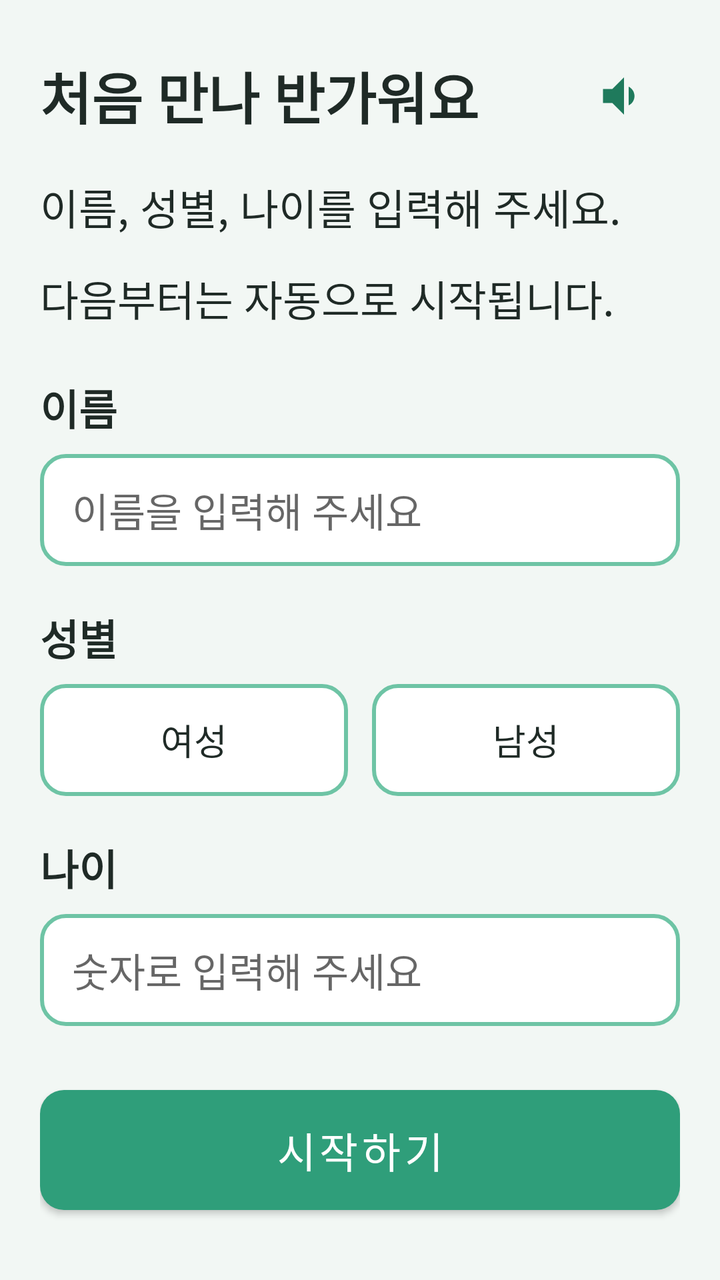
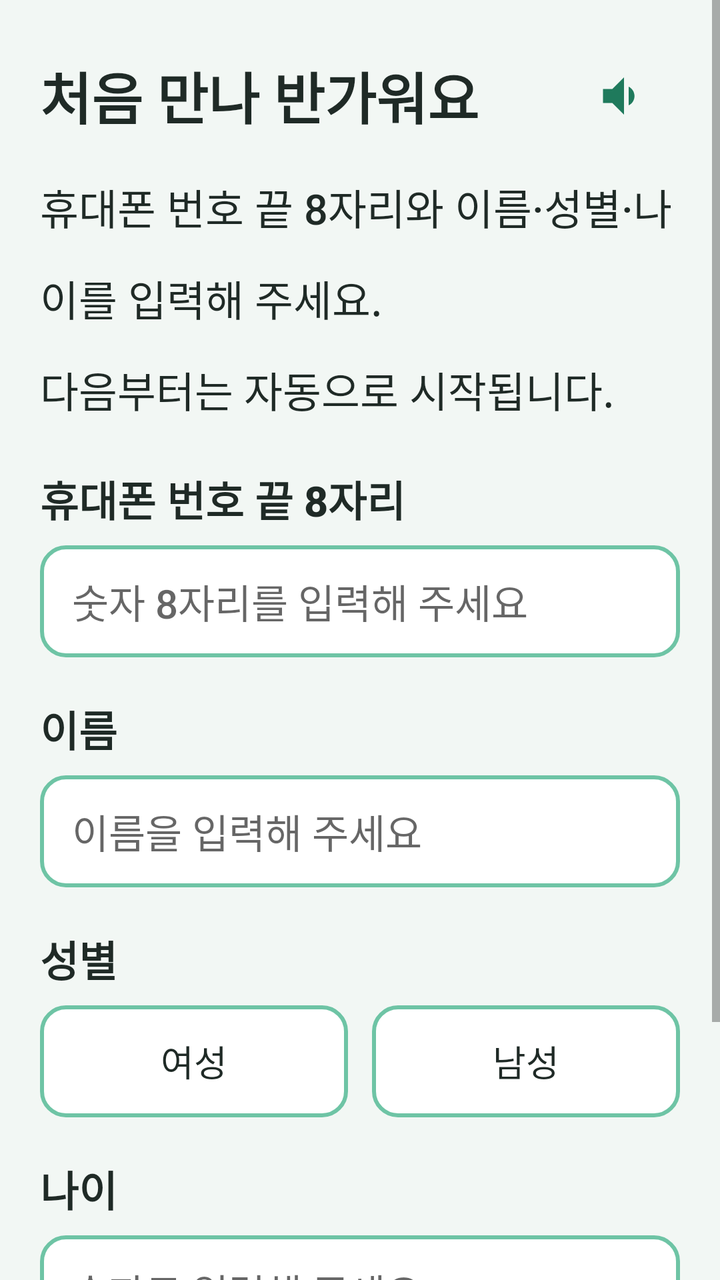

Two renders of the same Android screen: before a commit and after it. Below are the layout's source before the change and the commit's diff.
<!-- AndroidManifest.xml: application theme Theme.TMind -->
<!-- res/layout/activity_login.xml -->
<?xml version="1.0" encoding="utf-8"?>
<ScrollView xmlns:android="http://schemas.android.com/apk/res/android"
    android:layout_width="match_parent"
    android:layout_height="match_parent"
    android:background="@color/bg_senior"
    android:fillViewport="true">

    <LinearLayout
        android:layout_width="match_parent"
        android:layout_height="wrap_content"
        android:orientation="vertical"
        android:padding="20dp">

        <LinearLayout
            android:layout_width="match_parent"
            android:layout_height="wrap_content"
            android:gravity="center_vertical"
            android:orientation="horizontal">

            <TextView
                android:id="@+id/tvTitle"
                style="@style/SeniorTitle"
                android:layout_width="0dp"
                android:layout_height="wrap_content"
                android:layout_weight="1"
                android:text="@string/profile_title" />

            <ImageButton
                android:id="@+id/btnTts"
                android:layout_width="56dp"
                android:layout_height="56dp"
                android:background="?attr/selectableItemBackgroundBorderless"
                android:contentDescription="@string/read_aloud"
                android:src="@drawable/ic_speaker" />
        </LinearLayout>

        <TextView
            android:id="@+id/tvHint"
            style="@style/SeniorBody"
            android:layout_width="match_parent"
            android:layout_height="wrap_content"
            android:layout_marginTop="12dp"
            android:text="@string/profile_hint" />

        <TextView
            style="@style/SeniorBody"
            android:layout_width="match_parent"
            android:layout_height="wrap_content"
            android:layout_marginTop="24dp"
            android:text="@string/profile_name"
            android:textStyle="bold" />

        <EditText
            android:id="@+id/etName"
            android:layout_width="match_parent"
            android:layout_height="56dp"
            android:layout_marginTop="8dp"
            android:background="@drawable/bg_btn_outline"
            android:hint="@string/profile_name_hint"
            android:inputType="textPersonName"
            android:maxLines="1"
            android:paddingHorizontal="16dp"
            android:textColor="@color/text_primary"
            android:textSize="20sp" />

        <TextView
            style="@style/SeniorBody"
            android:layout_width="match_parent"
            android:layout_height="wrap_content"
            android:layout_marginTop="20dp"
            android:text="@string/profile_gender"
            android:textStyle="bold" />

        <RadioGroup
            android:id="@+id/rgGender"
            android:layout_width="match_parent"
            android:layout_height="wrap_content"
            android:layout_marginTop="8dp"
            android:orientation="horizontal">

            <RadioButton
                android:id="@+id/rbFemale"
                android:layout_width="0dp"
                android:layout_height="56dp"
                android:layout_weight="1"
                android:background="@drawable/bg_btn_outline"
                android:button="@null"
                android:gravity="center"
                android:text="@string/profile_gender_female"
                android:textColor="@color/text_primary"
                android:textSize="18sp" />

            <RadioButton
                android:id="@+id/rbMale"
                android:layout_width="0dp"
                android:layout_height="56dp"
                android:layout_marginStart="12dp"
                android:layout_weight="1"
                android:background="@drawable/bg_btn_outline"
                android:button="@null"
                android:gravity="center"
                android:text="@string/profile_gender_male"
                android:textColor="@color/text_primary"
                android:textSize="18sp" />
        </RadioGroup>

        <TextView
            style="@style/SeniorBody"
            android:layout_width="match_parent"
            android:layout_height="wrap_content"
            android:layout_marginTop="20dp"
            android:text="@string/profile_age"
            android:textStyle="bold" />

        <EditText
            android:id="@+id/etAge"
            android:layout_width="match_parent"
            android:layout_height="56dp"
            android:layout_marginTop="8dp"
            android:background="@drawable/bg_btn_outline"
            android:hint="@string/profile_age_hint"
            android:inputType="number"
            android:maxLength="3"
            android:maxLines="1"
            android:paddingHorizontal="16dp"
            android:textColor="@color/text_primary"
            android:textSize="20sp" />

        <Button
            android:id="@+id/btnStart"
            style="@style/SeniorButton"
            android:layout_width="match_parent"
            android:layout_height="60dp"
            android:layout_marginTop="32dp"
            android:background="@drawable/bg_btn_primary"
            android:text="@string/profile_start"
            android:textColor="@color/white" />
    </LinearLayout>
</ScrollView>
<!-- resources referenced by this layout -->
<resources>
  <color name="bg_senior">#F2F7F4</color>
  <color name="text_primary">#1F2A26</color>
  <color name="white">#FFFFFFFF</color>
  <!-- drawable bg_btn_outline (drawable) -->
  <?xml version="1.0" encoding="utf-8"?>
  <shape xmlns:android="http://schemas.android.com/apk/res/android">
      <solid android:color="@color/white"/>
      <corners android:radius="12dp"/>
      <stroke android:width="2dp" android:color="@color/teal_pastel"/>
  </shape>
  <!-- drawable bg_btn_primary (drawable) -->
  <?xml version="1.0" encoding="utf-8"?>
  <shape xmlns:android="http://schemas.android.com/apk/res/android">
      <solid android:color="@color/teal_primary"/>
      <corners android:radius="12dp"/>
  </shape>
  <!-- drawable ic_speaker (drawable) -->
  <vector xmlns:android="http://schemas.android.com/apk/res/android"
      android:width="28dp"
      android:height="28dp"
      android:viewportWidth="24"
      android:viewportHeight="24">
      <path android:fillColor="#1F7A5C" android:pathData="M3,9v6h4l5,5V4L7,9H3zM16.5,12c0,-1.77 -1.02,-3.29 -2.5,-4.03v8.05c1.48,-0.73 2.5,-2.25 2.5,-4.02z"/>
  </vector>
  <string name="profile_age">나이</string>
  <string name="profile_age_hint">숫자로 입력해 주세요</string>
  <string name="profile_gender">성별</string>
  <string name="profile_gender_female">여성</string>
  <string name="profile_gender_male">남성</string>
  <string name="profile_hint">이름, 성별, 나이를 입력해 주세요.\n다음부터는 자동으로 시작됩니다.</string>
  <string name="profile_name">이름</string>
  <string name="profile_name_hint">이름을 입력해 주세요</string>
  <string name="profile_start">시작하기</string>
  <string name="profile_title">처음 만나 반가워요</string>
  <string name="read_aloud">읽어주기</string>
  <style name="SeniorBody">
          <item name="android:textSize">21sp</item>
          <item name="android:textColor">@color/black</item>
          <item name="android:lineSpacingMultiplier">1.5</item>
      </style>
  <style name="SeniorButton" parent="Widget.MaterialComponents.Button">
          <item name="android:minHeight">60dp</item>
          <item name="android:textSize">21sp</item>
          <item name="android:insetTop">0dp</item>
          <item name="android:insetBottom">0dp</item>
          <item name="cornerRadius">14dp</item>
          <item name="backgroundTint">@null</item>
          <item name="android:textAllCaps">false</item>
      </style>
  <style name="SeniorTitle">
          <item name="android:textSize">28sp</item>
          <item name="android:textColor">@color/black</item>
          <item name="android:textStyle">bold</item>
          <item name="android:lineSpacingMultiplier">1.45</item>
      </style>
  <style name="Theme.TMind" parent="Theme.MaterialComponents.Light.NoActionBar">
          <item name="colorPrimary">@color/teal_primary</item>
          <item name="colorPrimaryVariant">@color/teal_dark</item>
          <item name="colorOnPrimary">@color/white</item>
          <item name="android:statusBarColor">@color/bg_senior</item>
          <item name="android:navigationBarColor">@color/bg_senior</item>
          <item name="android:windowLightStatusBar">true</item>
          <item name="android:windowLightNavigationBar">true</item>
          <item name="android:fontFamily">sans-serif-medium</item>
          <item name="materialButtonStyle">@style/SeniorButton</item>
      </style>
  <color name="teal_pastel">#6EC4A5</color>
  <color name="teal_primary">#2F9E7A</color>
  <color name="black">#FF1F2A26</color>
  <color name="teal_dark">#1F7A5C</color>
</resources>

<!-- the commit's change to res/layout/activity_login.xml (unified diff, before → after) -->
@@ -47,6 +47,28 @@
             android:layout_width="match_parent"
             android:layout_height="wrap_content"
             android:layout_marginTop="24dp"
+            android:text="@string/profile_phone"
+            android:textStyle="bold" />
+
+        <EditText
+            android:id="@+id/etPhone"
+            android:layout_width="match_parent"
+            android:layout_height="56dp"
+            android:layout_marginTop="8dp"
+            android:background="@drawable/bg_btn_outline"
+            android:hint="@string/profile_phone_hint"
+            android:inputType="number"
+            android:maxLength="8"
+            android:maxLines="1"
+            android:paddingHorizontal="16dp"
+            android:textColor="@color/text_primary"
+            android:textSize="20sp" />
+
+        <TextView
+            style="@style/SeniorBody"
+            android:layout_width="match_parent"
+            android:layout_height="wrap_content"
+            android:layout_marginTop="20dp"
             android:text="@string/profile_name"
             android:textStyle="bold" />
 
@@ -132,6 +154,7 @@
             android:layout_width="match_parent"
             android:layout_height="60dp"
             android:layout_marginTop="32dp"
+            android:layout_marginBottom="16dp"
             android:background="@drawable/bg_btn_primary"
             android:text="@string/profile_start"
             android:textColor="@color/white" />
<!-- resource entries referenced after the edit -->
@@ -29,9 +29,11 @@
   <string name="profile_gender">성별</string>
   <string name="profile_gender_female">여성</string>
   <string name="profile_gender_male">남성</string>
-  <string name="profile_hint">이름, 성별, 나이를 입력해 주세요.\n다음부터는 자동으로 시작됩니다.</string>
+  <string name="profile_hint">휴대폰 번호 끝 8자리와 이름·성별·나이를 입력해 주세요.\n다음부터는 자동으로 시작됩니다.</string>
   <string name="profile_name">이름</string>
   <string name="profile_name_hint">이름을 입력해 주세요</string>
+  <string name="profile_phone">휴대폰 번호 끝 8자리</string>
+  <string name="profile_phone_hint">숫자 8자리를 입력해 주세요</string>
   <string name="profile_start">시작하기</string>
   <string name="profile_title">처음 만나 반가워요</string>
   <string name="read_aloud">읽어주기</string>
